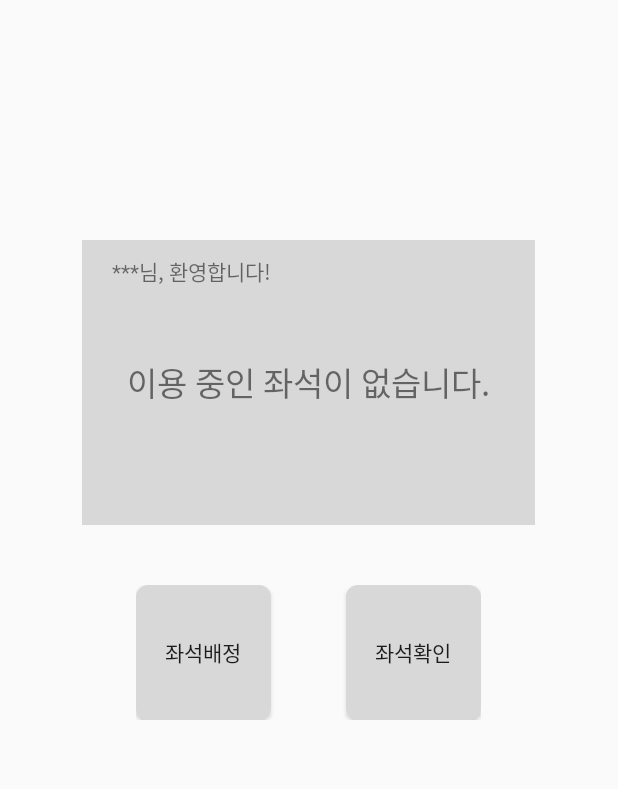
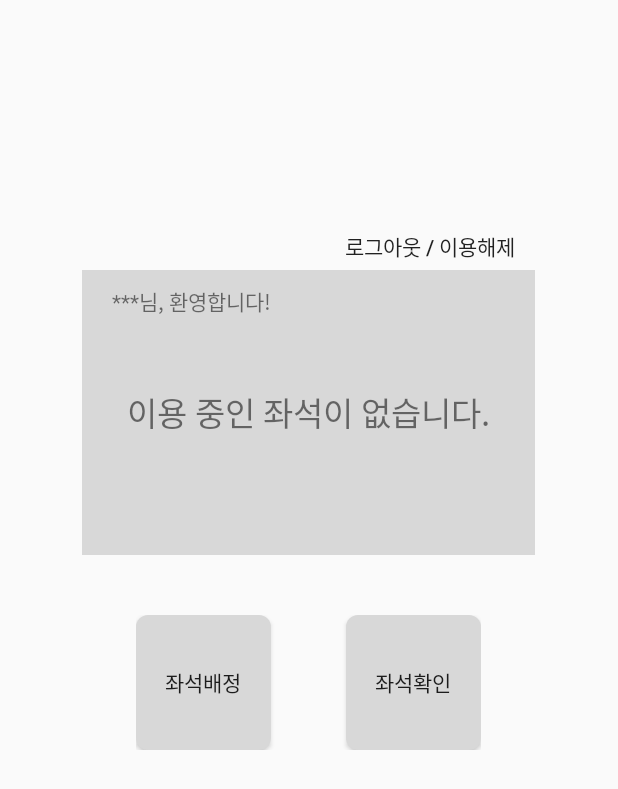
Before and after one commit to YuuJining/Jamsujeong, an Android app: the layout activity_main.xml on its own in the app's theme, with its tools: preview values and no code run, on a phone screen of 412 x 824 dp. Shown: the top 789 px of the screen. Run offline under Robolectric (Android 15) with nearby library versions, the phone set to English and light mode, and no system bars.

Commit message:
로그아웃/이용해제 구현

```diff
--- a/app/src/main/java/com/example/myapplication/LoginActivity.java
+++ b/app/src/main/java/com/example/myapplication/LoginActivity.java
@@ -62,7 +62,7 @@ public class LoginActivity extends AppCompatActivity {
                     Intent intent = new Intent(LoginActivity.this, MainActivity.class);
                     startActivity(intent);
                 }else {
-                    //로그아웃
+                    //
                 }
             }
         };
--- a/app/src/main/res/layout/activity_main.xml
+++ b/app/src/main/res/layout/activity_main.xml
@@ -6,15 +6,30 @@
     android:orientation="vertical">
 
      <RelativeLayout
+         android:layout_width="match_parent"
+         android:layout_height="wrap_content">
+
+         <Button
+             android:id="@+id/logout_button"
+             android:layout_width="wrap_content"
+             android:layout_height="wrap_content"
+             android:layout_marginLeft="230dp"
+             android:layout_marginTop="140dp"
+             android:background="@android:color/transparent"
+             android:text="로그아웃 / 이용해제">
+         </Button>
+
+            <RelativeLayout
+                android:id="@+id/informationBox"
                 android:layout_width="302dp"
                 android:layout_height="190dp"
-        android:layout_marginTop="160dp"
-        android:layout_gravity="center"
+                android:layout_marginTop="180dp"
+                android:layout_centerHorizontal="true"
                 android:background="#D8D8D8">
 
                 <TextView
                     android:id="@+id/mainActivity_welcome_textview"
-            android:layout_width="match_parent"
+                    android:layout_width="wrap_content"
                     android:layout_height="wrap_content"
                     android:text="***님, 환영합니다!"
                     android:layout_marginTop="10dp"
@@ -28,7 +43,7 @@
                     android:textSize="22dp"
                     android:text="이용 중인 좌석이 없습니다."/>
             </RelativeLayout>
-
+    </RelativeLayout>
 
     <LinearLayout
         android:layout_width="wrap_content"
@@ -54,5 +69,4 @@
             android:text="좌석확인" />
 
     </LinearLayout>
-
 </LinearLayout>
```
Also changed, not shown: app/src/main/java/com/example/myapplication/MainActivity.java (+29 -0 lines). Lines whose indentation alone changed are shown as unchanged.
